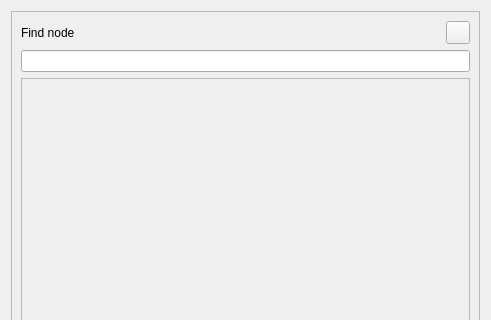
Qt form src/electricalsim/ui/search_node_dialog.ui (aloytag/electrical-grid-simulator) before a commit; both pictures show x 0 to 491 and y 0 to 320 of the 491 by 554 pixel window.
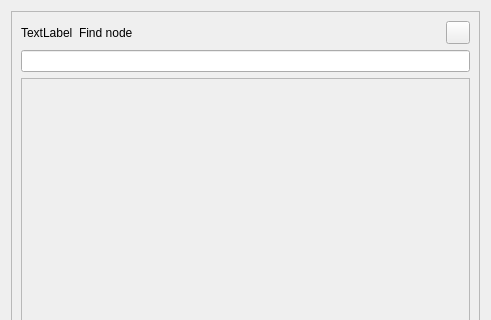
The same form after that commit.

Commit message: Adding icon to the Find Node dialog

```diff
--- a/src/electricalsim/ui/search_node_dialog.ui
+++ b/src/electricalsim/ui/search_node_dialog.ui
@@ -28,6 +28,13 @@
      <layout class="QVBoxLayout" name="verticalLayout_2">
       <item>
        <layout class="QHBoxLayout" name="horizontalLayout_2">
+        <item>
+         <widget class="QLabel" name="label_icon">
+          <property name="text">
+           <string>TextLabel</string>
+          </property>
+         </widget>
+        </item>
         <item>
          <widget class="QLabel" name="label">
           <property name="text">
```
The commit also changes 3 other files.
